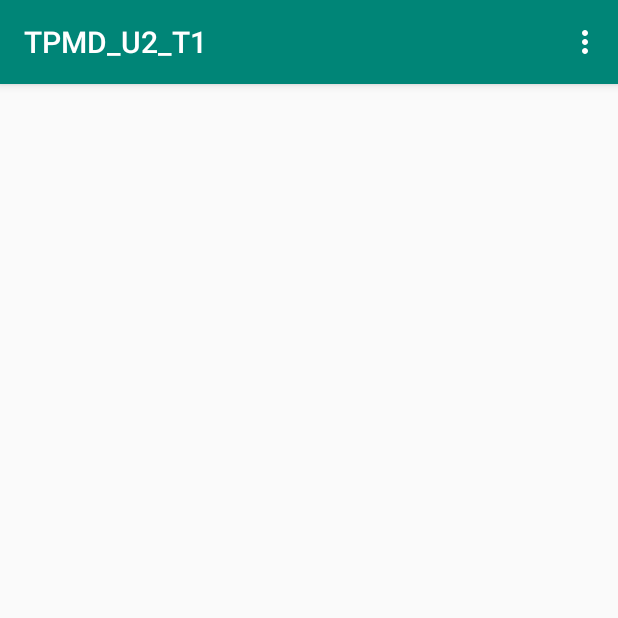
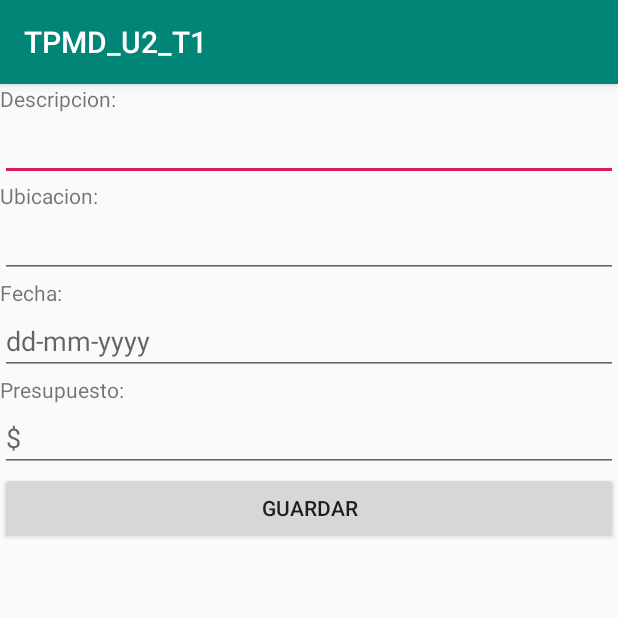
Before and after one commit to Juventino13/TPDM_U2_Tarea1_JuventinoPerez, an Android app: the screen it shows after launch (MainActivity before the commit, Main2Activity after it), in the options menu, after a tap on "Agregar Proyecto", on a phone screen of 412 x 824 dp, the top half of it. Run offline under Robolectric (Android 15) with nearby library versions, the phone set to English and light mode, and no system bars; 1 statement that could not run was skipped.

Commit message:
feat: inserta
Ya insertar

```diff
--- a/app/src/main/java/com/example/juvetino_asus/tpmd_u2_t1/BaseProyectoCivil.java
+++ b/app/src/main/java/com/example/juvetino_asus/tpmd_u2_t1/BaseProyectoCivil.java
@@ -12,10 +12,11 @@ public class BaseProyectoCivil extends SQLiteOpenHelper {
 
     @Override
     public void onCreate(SQLiteDatabase db) {
-        db.execSQL("CREATE TABLE PROYECTOS(IDPROYECTO INTEGER PRIMARY KEY AUTOINCREMENT NOT NULL," +
+        db.execSQL("CREATE TABLE PROYECTOS(IDPROYECTO INTEGER PRIMARY KEY AUTOINCREMENT ," +
                 " DESCRIPCION VARCHAR(200) NOT NULL," +
                 "UBICACION VARCHAR (200), " +
-                "FECHA DATE, PRESUPUESTO FLOAT)");
+                "FECHA DATE," +
+                " PRESUPUESTO FLOAT)");
     }
 
     @Override
--- a/app/src/main/java/com/example/juvetino_asus/tpmd_u2_t1/Main2Activity.java
+++ b/app/src/main/java/com/example/juvetino_asus/tpmd_u2_t1/Main2Activity.java
@@ -1,13 +1,77 @@
 package com.example.juvetino_asus.tpmd_u2_t1;
 
+import android.database.Cursor;
+import android.database.sqlite.SQLiteDatabase;
+import android.database.sqlite.SQLiteException;
+import android.support.v7.app.AlertDialog;
 import android.support.v7.app.AppCompatActivity;
 import android.os.Bundle;
+import android.view.View;
+import android.widget.Button;
+import android.widget.EditText;
+import android.widget.TextView;
 
 public class Main2Activity extends AppCompatActivity {
-
+    BaseProyectoCivil base;
+    Button  insertar;
+    EditText descripcion, ubicacion,fecha, presupuesto;
+    TextView resultado;
     @Override
     protected void onCreate(Bundle savedInstanceState) {
         super.onCreate(savedInstanceState);
         setContentView(R.layout.activity_main2);
+
+        base = new BaseProyectoCivil(this, "basesota",null,1);
+insertar = findViewById(R.id.guardar);
+        descripcion = findViewById(R.id.descripcion);
+        ubicacion= findViewById(R.id.ubicacion);
+        fecha = findViewById(R.id.fecha);
+        presupuesto = findViewById(R.id.presupuesto);
+        insertar = findViewById(R.id.guardar);
+
+        insertar.setOnClickListener(new View.OnClickListener() {
+            @Override
+            public void onClick(View v) {
+                insercion();
+
+            }
+        });
+
+
+
     }
+
+
+    private void insercion() {
+        try{
+            SQLiteDatabase inser = base.getWritableDatabase();
+            String SQL = "INSERT INTO PROYECTOS VALUES(NULL,'%1','%2','%3','%4')";
+
+            SQL = SQL.replace("%1",descripcion.getText().toString());
+            SQL = SQL.replace("%2",ubicacion.getText().toString());
+            SQL = SQL.replace("%3",fecha.getText().toString());
+            SQL = SQL.replace("%4",presupuesto.getText().toString());
+            inser.execSQL(SQL);
+
+            inser.close();
+            descripcion.setText("");
+            presupuesto.setText("");
+            fecha.setText("");
+            presupuesto.setText("");
+
+            mensaje("EXITO!","SE PUDO INSERTAR!");
+        }catch (SQLiteException e){
+            mensaje("Error de insercion",e.getMessage());
+        }
+    }
+
+    private void mensaje(String titulo, String Mensaje) {
+        AlertDialog.Builder a = new AlertDialog.Builder(this);
+
+        a.setTitle(titulo)
+                .setMessage(Mensaje)
+                .setPositiveButton("Aceptar",null)
+                .show();
+    }
+
 }
--- a/app/src/main/java/com/example/juvetino_asus/tpmd_u2_t1/MainActivity.java
+++ b/app/src/main/java/com/example/juvetino_asus/tpmd_u2_t1/MainActivity.java
@@ -15,61 +15,37 @@ import android.widget.TextView;
 import android.widget.Toast;
 
 public class MainActivity extends AppCompatActivity {
-    LinearLayout layin;
+
     @Override
     protected void onCreate(Bundle savedInstanceState) {
         super.onCreate(savedInstanceState);
         setContentView(R.layout.activity_main);
-        layin = findViewById(R.id.layoutdinamico);
+
     }
 
     @Override
     public boolean onCreateOptionsMenu(Menu menu) {
         getMenuInflater().inflate(R.menu.menudinamico,menu);
-        return super.onCreateOptionsMenu(menu);
+        return true;
     }
 
     @Override
     public boolean onOptionsItemSelected(MenuItem item) {
         switch (item.getItemId()){
-            case R.id.agregaboton:
-                agregarBoton();
-                break;
-            case R.id.agregarcampo:
-                agregarCampo();
-                break;
+            case R.id.agregar:
+                Intent i = new Intent(MainActivity.this, Main2Activity.class);
+                startActivity(i);
+                return true;
             case R.id.regresar:
                 finish();
                 break;
-            case R.id.quitar:
-                quitarObjeto();
-                break;
-            case R.id.agregaretiqueta:
-                agregarEtiqueta();
-                break;
+
         }
-        return super.onOptionsItemSelected(item);
+        return true;
     }
-    private void agregarBoton(){
-        Button boton = new Button(this  );
-        boton.setText("BOTON DINAMICO");
-        layin.addView(boton);
-    }
-    //NO SE TIENE REFERENCIA A EL
 
-    public void agregarCampo(){
-        EditText campotexto = new EditText(this);
-        campotexto.setText("Campo de texto dinamico");
-        layin.addView(campotexto);
-        Toast.makeText(MainActivity.this, "hola", Toast.LENGTH_LONG).show();
 
-    }
-    private void agregarEtiqueta(){
-        TextView eti= new TextView(this);
-        eti.setText("ETIQUETA DINAMICA");
-        layin.addView(eti);
-    }
-    private void quitarObjeto (){
-        layin.removeAllViews();
-    }
+
+
+
 }
--- a/app/src/main/res/layout/activity_main2.xml
+++ b/app/src/main/res/layout/activity_main2.xml
@@ -7,33 +7,54 @@
 
     android:orientation="vertical"
     tools:context=".Main2Activity">
-
+<TextView
+    android:layout_width="match_parent"
+    android:layout_height="wrap_content"
+    android:text="Descripcion: "/>
     <EditText
-        android:id="@+id/editText"
+        android:id="@+id/descripcion"
         android:layout_width="match_parent"
         android:layout_height="wrap_content"
         android:ems="10"
         android:inputType="textPersonName"
-        android:hint="nombre" />
-
+         />
+    <TextView
+        android:layout_width="match_parent"
+        android:layout_height="wrap_content"
+        android:text="Ubicacion: "/>
     <EditText
-        android:id="@+id/editText2"
+        android:id="@+id/ubicacion"
         android:layout_width="match_parent"
         android:layout_height="wrap_content"
         android:ems="10"
         android:inputType="textPersonName"
-        android:hint="telefono" />
-
+        android:hint="" />
+    <TextView
+        android:layout_width="match_parent"
+        android:layout_height="wrap_content"
+        android:text="Fecha: "/>
     <EditText
-        android:id="@+id/editText3"
+        android:id="@+id/fecha"
         android:layout_width="match_parent"
         android:layout_height="wrap_content"
         android:ems="10"
-        android:hint="sueldo"
+        android:hint="dd-mm-yyyy"
+        android:inputType="date" />
+
+    <TextView
+        android:layout_width="match_parent"
+        android:layout_height="wrap_content"
+        android:text="Presupuesto: "/>
+    <EditText
+        android:id="@+id/presupuesto"
+        android:layout_width="match_parent"
+        android:layout_height="wrap_content"
+        android:ems="10"
+        android:hint="$"
         android:inputType="numberDecimal" />
 
     <Button
-        android:id="@+id/guardarabogado"
+        android:id="@+id/guardar"
         android:layout_width="match_parent"
         android:layout_height="wrap_content"
         android:text="guardar" />
--- a/app/src/main/res/menu/menudinamico.xml
+++ b/app/src/main/res/menu/menudinamico.xml
@@ -1,6 +1,6 @@
 <?xml version="1.0" encoding="utf-8"?>
 <menu xmlns:android="http://schemas.android.com/apk/res/android">
-    <item android:id="@+id/agregaboton"  android:title="Agregar Proyecto"/>
+    <item android:id="@+id/agregar"  android:title="Agregar Proyecto"/>
     <item android:id="@+id/agregarcampo" android:title="Actualizar Proyecto"/>
     <item android:id="@+id/agregaretiqueta" android:title="Eliminar proyecto"/>
     <item android:id="@+id/quitar" android:title="Quitar todos"/>
```
Also changed, not shown: 109 other files.
